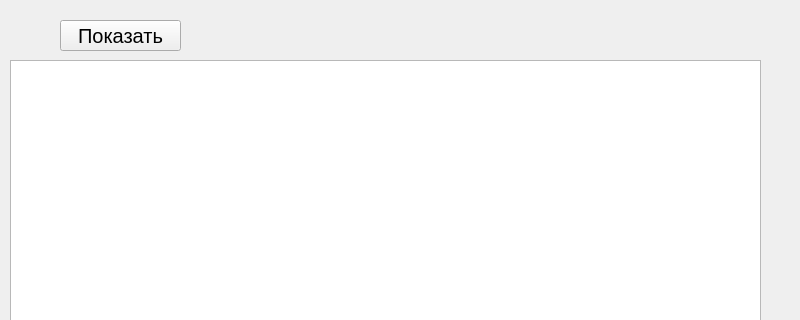
Old version of the form main.ui in the repository GlantsART/coffies; both pictures show x 0 to 800 and y 0 to 320 of the 800 by 600 pixel window.
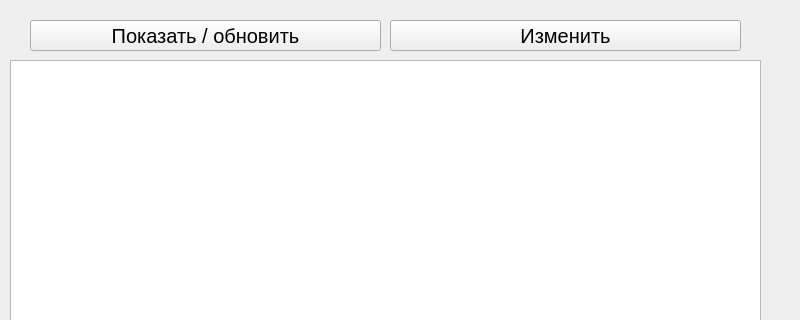
New version of the form.

Diff of the .ui file:
```diff
--- a/main.ui
+++ b/main.ui
@@ -14,24 +14,6 @@
    <string>MainWindow</string>
   </property>
   <widget class="QWidget" name="centralwidget">
-   <widget class="QPushButton" name="pushButton">
-    <property name="geometry">
-     <rect>
-      <x>60</x>
-      <y>20</y>
-      <width>121</width>
-      <height>31</height>
-     </rect>
-    </property>
-    <property name="font">
-     <font>
-      <pointsize>15</pointsize>
-     </font>
-    </property>
-    <property name="text">
-     <string>Показать</string>
-    </property>
-   </widget>
    <widget class="QTableWidget" name="tab">
     <property name="geometry">
      <rect>
@@ -42,6 +24,42 @@
      </rect>
     </property>
    </widget>
+   <widget class="QPushButton" name="change">
+    <property name="geometry">
+     <rect>
+      <x>390</x>
+      <y>20</y>
+      <width>351</width>
+      <height>31</height>
+     </rect>
+    </property>
+    <property name="font">
+     <font>
+      <pointsize>15</pointsize>
+     </font>
+    </property>
+    <property name="text">
+     <string>Изменить</string>
+    </property>
+   </widget>
+   <widget class="QPushButton" name="showANDupdate">
+    <property name="geometry">
+     <rect>
+      <x>30</x>
+      <y>20</y>
+      <width>351</width>
+      <height>31</height>
+     </rect>
+    </property>
+    <property name="font">
+     <font>
+      <pointsize>15</pointsize>
+     </font>
+    </property>
+    <property name="text">
+     <string>Показать / обновить</string>
+    </property>
+   </widget>
   </widget>
   <widget class="QMenuBar" name="menubar">
    <property name="geometry">
```
